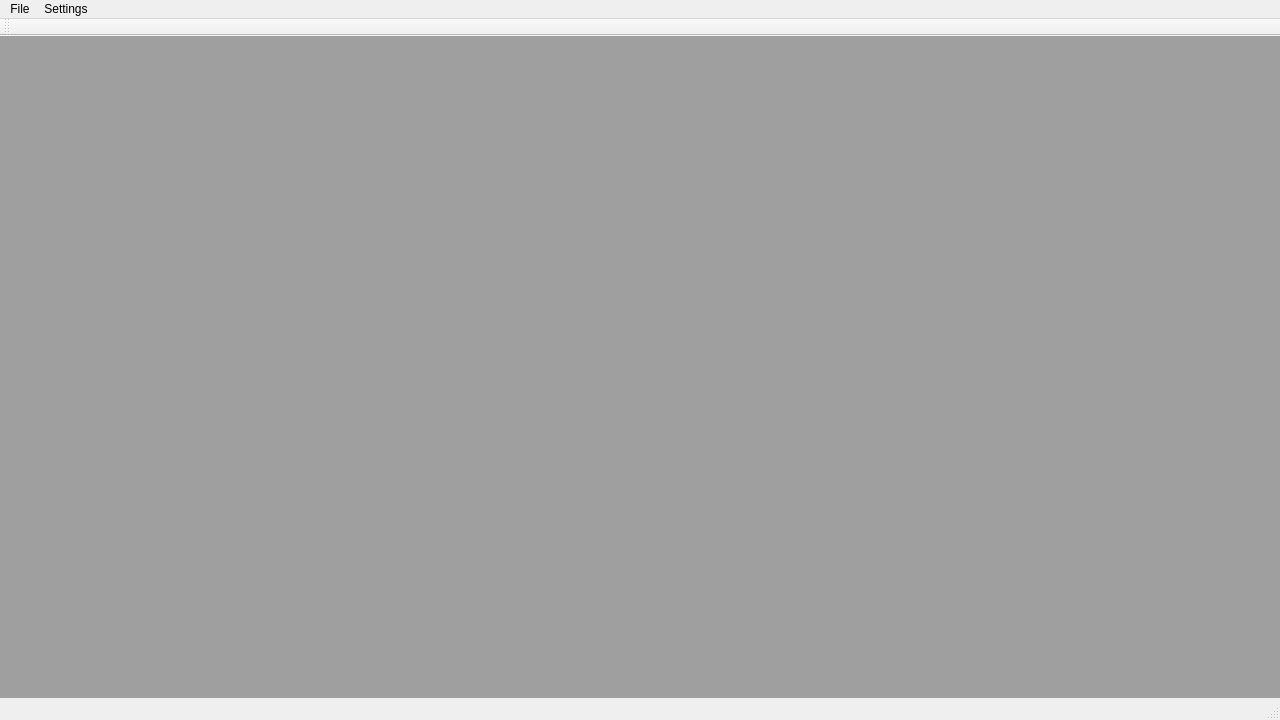
AeonGames/AeonEngine, file tools/worldeditor/ui/MainWindow.ui: the form before one commit.
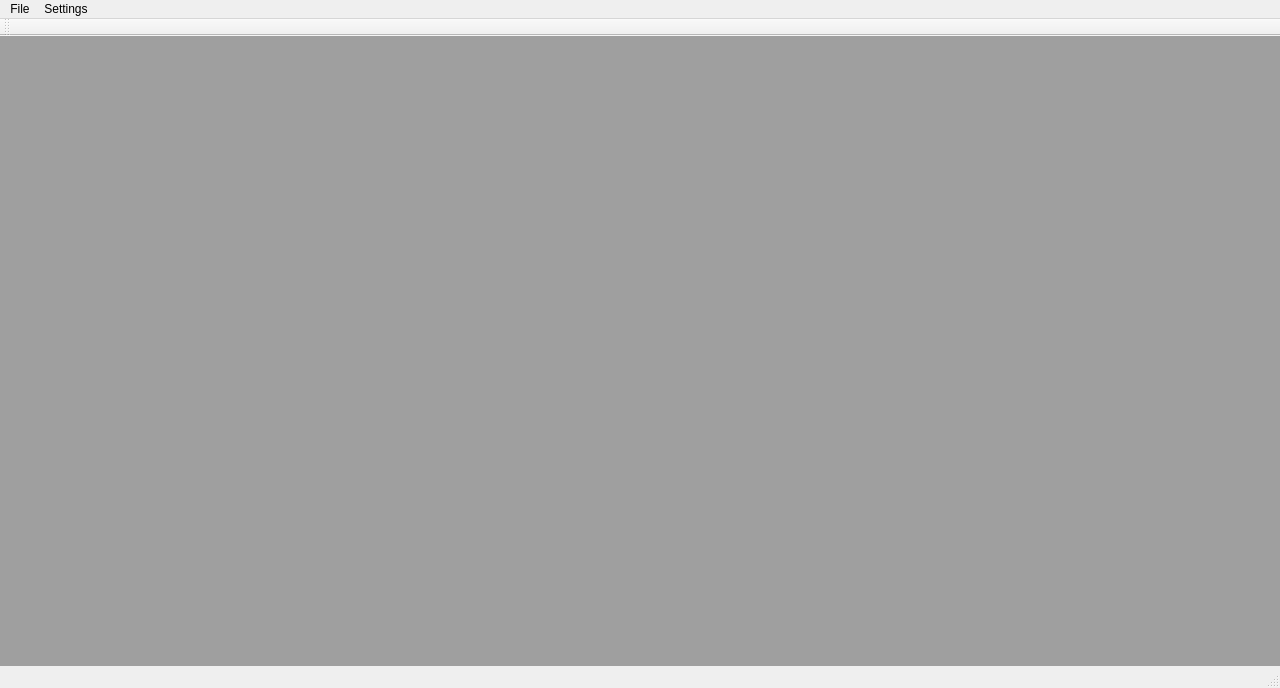
The form after the commit.

Patch:
```diff
--- a/tools/worldeditor/ui/MainWindow.ui
+++ b/tools/worldeditor/ui/MainWindow.ui
@@ -7,7 +7,7 @@
     <x>0</x>
     <y>0</y>
     <width>1280</width>
-    <height>720</height>
+    <height>688</height>
    </rect>
   </property>
   <property name="windowTitle">
```
Left out of the diff: 32 changed lines with no effect on the pictures.
